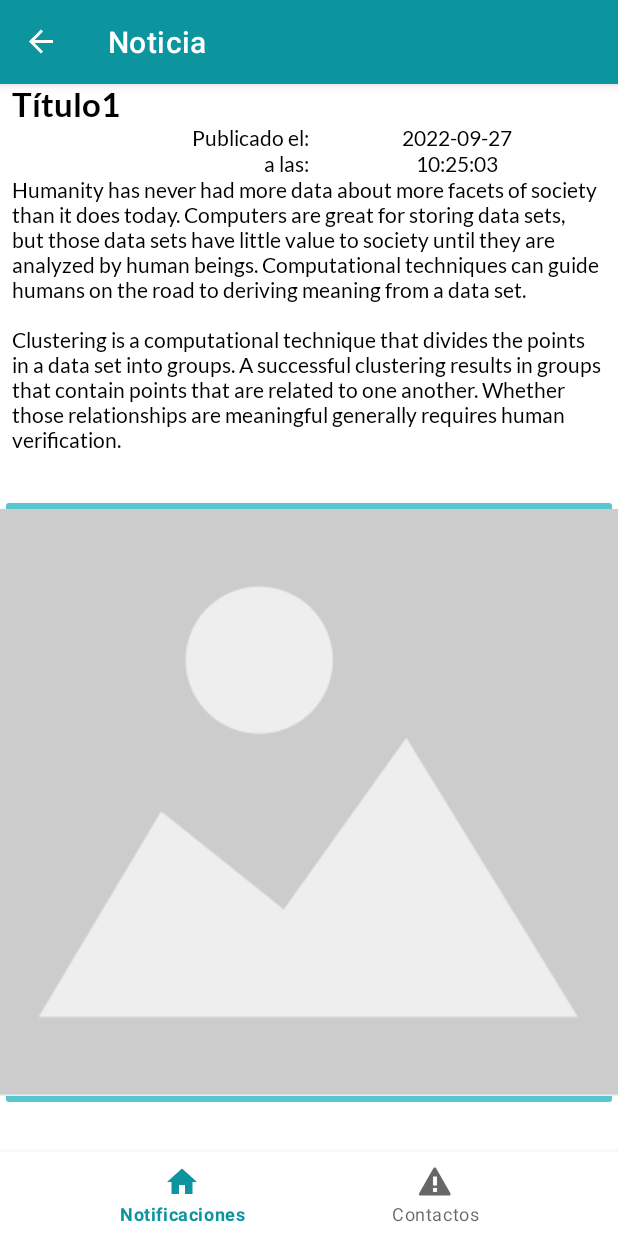
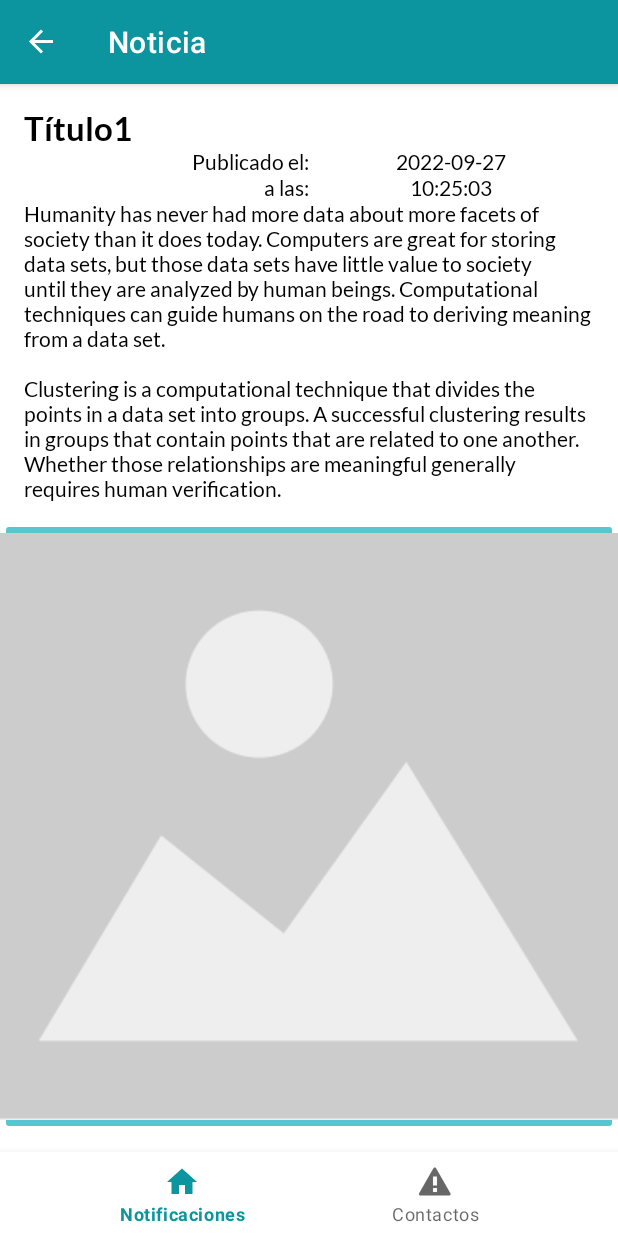
Before and after one commit to A01751272/Avizapan2_rep, an Android app: the screen it shows after launch (MainActivity), after a tap on "Título1", on a phone screen of 412 x 824 dp. Run offline under Robolectric (Android 15) with nearby library versions, the phone set to English and light mode, and no system bars; our stand-ins replace navigation-ui.

Commit message:
Arreglamos bordes mas info

```diff
--- a/app/src/main/res/layout/fragment_mas_info.xml
+++ b/app/src/main/res/layout/fragment_mas_info.xml
@@ -11,8 +11,9 @@
         android:id="@+id/linearLayout2"
         android:layout_width="match_parent"
         android:layout_height="wrap_content"
-        android:layout_marginStart="8dp"
-        android:layout_marginEnd="8dp"
+        android:layout_marginStart="16dp"
+        android:layout_marginTop="16dp"
+        android:layout_marginEnd="16dp"
         android:background="@drawable/curved_shape"
         android:orientation="vertical"
         app:layout_constraintEnd_toEndOf="parent"
```
